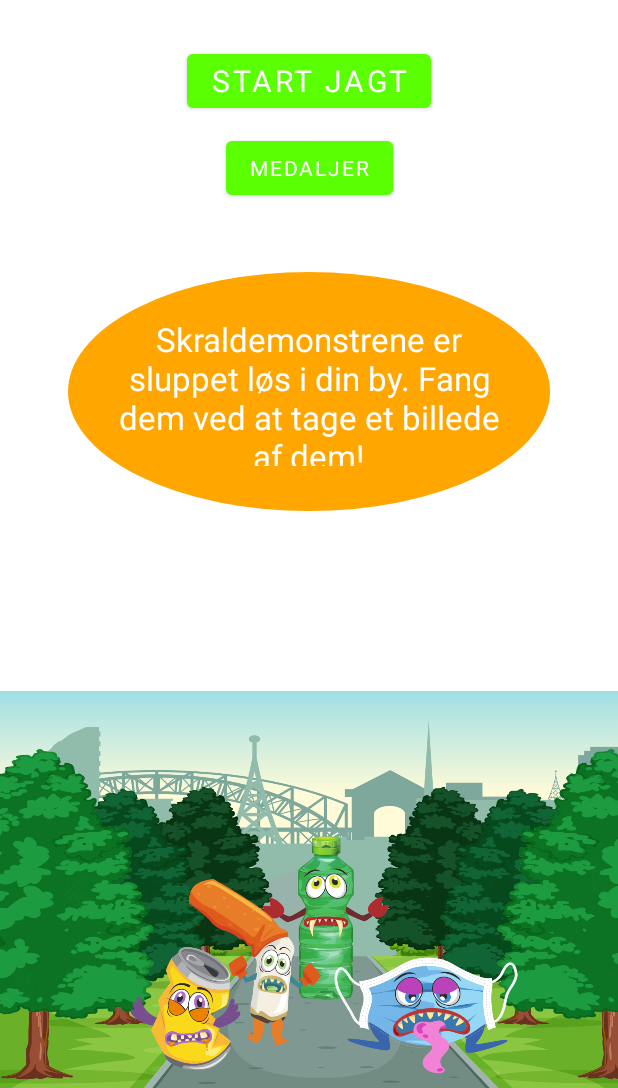
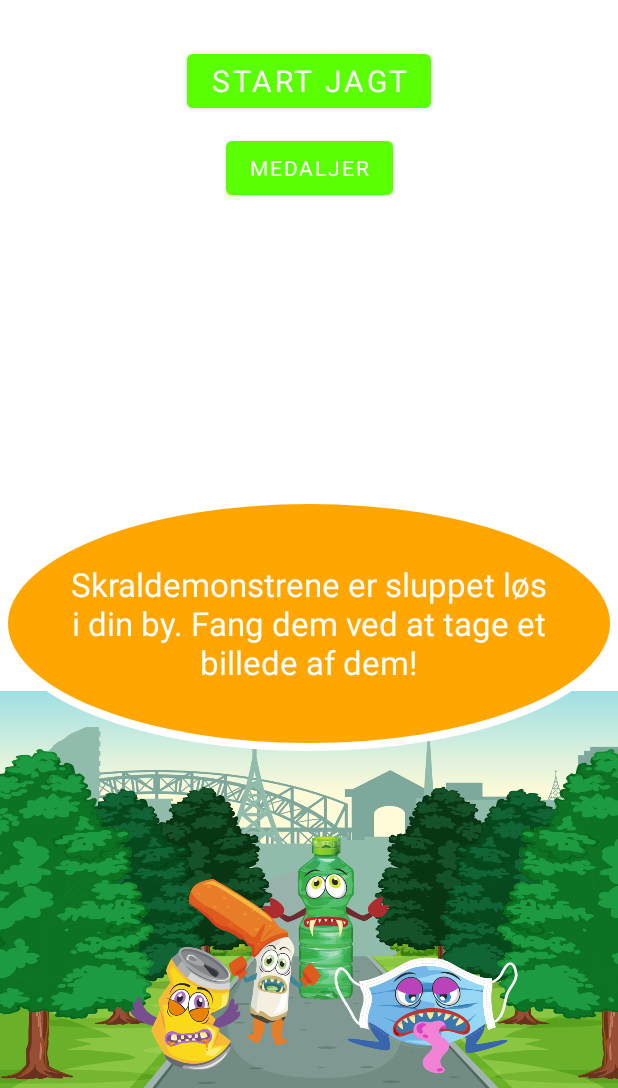
Before and after one commit to JohannesOvergaard/PlayableMedia, an Android app: the screen it shows after launch (MainActivity), on a phone screen of 412 x 824 dp, the part 148-1236 px from its top. Run offline under Robolectric (Android 15) with nearby library versions, the phone set to English and light mode, and no system bars; Roboto replaces fonts that are not available here.

Commit message:
nice and clean

```diff
--- a/app/src/main/java/com/example/skraldemonstre/CameraImageGraphic.java
+++ b/app/src/main/java/com/example/skraldemonstre/CameraImageGraphic.java
@@ -1,7 +1,6 @@
 package com.example.skraldemonstre;
 
 import android.graphics.Bitmap;
-import android.graphics.Camera;
 import android.graphics.Canvas;
 
 //Code in this class borrowed from here: https://github.com/googlesamples/mlkit/blob/master/android/vision-quickstart/app/src/main/java/com/google/mlkit/vision/demo/CameraImageGraphic.java
--- a/app/src/main/java/com/example/skraldemonstre/GraphicOverlay.java
+++ b/app/src/main/java/com/example/skraldemonstre/GraphicOverlay.java
@@ -5,9 +5,6 @@ import android.graphics.Canvas;
 import android.graphics.Matrix;
 import android.util.AttributeSet;
 import android.view.View;
-
-import androidx.core.util.Preconditions;
-
 import java.util.ArrayList;
 import java.util.List;
 
--- a/app/src/main/java/com/example/skraldemonstre/ObjectDetectionCustomProcessor.java
+++ b/app/src/main/java/com/example/skraldemonstre/ObjectDetectionCustomProcessor.java
@@ -2,9 +2,7 @@ package com.example.skraldemonstre;
 
 import android.content.Context;
 import android.util.Log;
-
 import androidx.annotation.NonNull;
-
 import com.google.android.gms.tasks.Task;
 import com.google.mlkit.vision.common.InputImage;
 import com.google.mlkit.vision.objects.DetectedObject;
--- a/app/src/main/java/com/example/skraldemonstre/ScopedExecutor.java
+++ b/app/src/main/java/com/example/skraldemonstre/ScopedExecutor.java
@@ -1,7 +1,6 @@
 package com.example.skraldemonstre;
 
 import androidx.annotation.NonNull;
-
 import java.util.concurrent.Executor;
 import java.util.concurrent.atomic.AtomicBoolean;
 
--- a/app/src/main/java/com/example/skraldemonstre/StartFragment.java
+++ b/app/src/main/java/com/example/skraldemonstre/StartFragment.java
@@ -4,7 +4,6 @@ import android.os.Bundle;
 import android.view.LayoutInflater;
 import android.view.View;
 import android.view.ViewGroup;
-
 import androidx.annotation.NonNull;
 import androidx.fragment.app.Fragment;
 import androidx.navigation.fragment.NavHostFragment;
--- a/app/src/main/res/layout/fragment_start_screen.xml
+++ b/app/src/main/res/layout/fragment_start_screen.xml
@@ -42,6 +42,13 @@
         app:layout_constraintStart_toStartOf="parent"
         app:layout_constraintTop_toBottomOf="@id/button_fang_monstre" />
 
+    <FrameLayout
+        android:layout_width="wrap_content"
+        android:layout_height="wrap_content"
+        app:layout_constraintBottom_toBottomOf="parent"
+        app:layout_constraintEnd_toEndOf="parent"
+        app:layout_constraintStart_toStartOf="parent" >
+
         <ImageView
             android:id="@+id/image_monsters_in_city"
             android:layout_width="match_parent"
@@ -49,6 +56,7 @@
             android:adjustViewBounds="true"
             android:scaleType="fitEnd"
             android:src="@drawable/monstersincity"
+            android:layout_marginTop="130dp"
             app:layout_constraintBottom_toBottomOf="parent"
             app:layout_constraintEnd_toEndOf="parent"
             app:layout_constraintStart_toStartOf="parent" />
@@ -65,9 +73,10 @@
             android:textColor="@color/white"
             android:text="@string/app_explanation"
             android:textAlignment="center"
-        android:layout_margin="40dp"
             app:layout_constraintEnd_toEndOf="parent"
             app:layout_constraintStart_toStartOf="parent"
-        app:layout_constraintTop_toBottomOf="@id/button_galleri" />
+            app:layout_constraintBottom_toTopOf="@id/image_monsters_in_city" />
+
+    </FrameLayout>
 
 </androidx.constraintlayout.widget.ConstraintLayout>
```
Also changed, not shown: app/src/main/java/com/example/skraldemonstre/Enums.java (deleted, +0 -23 lines), app/src/main/java/com/example/skraldemonstre/FangMonstreFragment.java (+0 -18 lines), app/src/main/java/com/example/skraldemonstre/GalleriFragment.java (+0 -7 lines), app/src/main/java/com/example/skraldemonstre/MainActivity.java (+0 -10 lines), app/src/main/java/com/example/skraldemonstre/MedalAdapter.java (+7 -9 lines), app/src/main/java/com/example/skraldemonstre/ObjectFrame.java (+0 -13 lines). Lines whose indentation alone changed are shown as unchanged.
